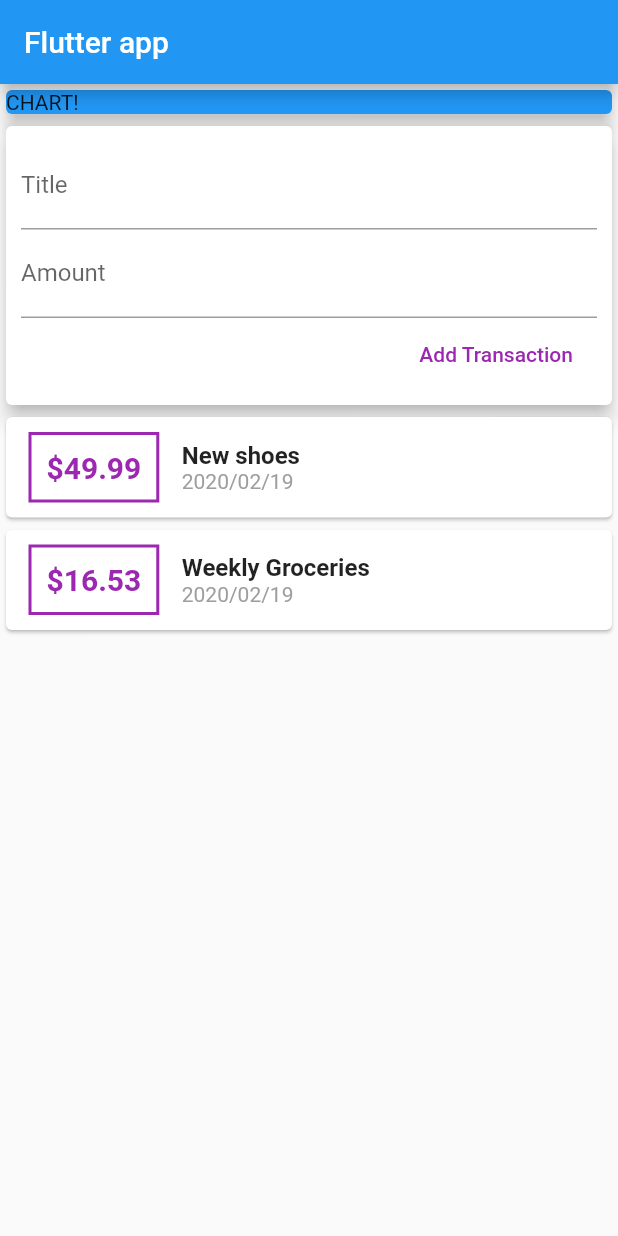
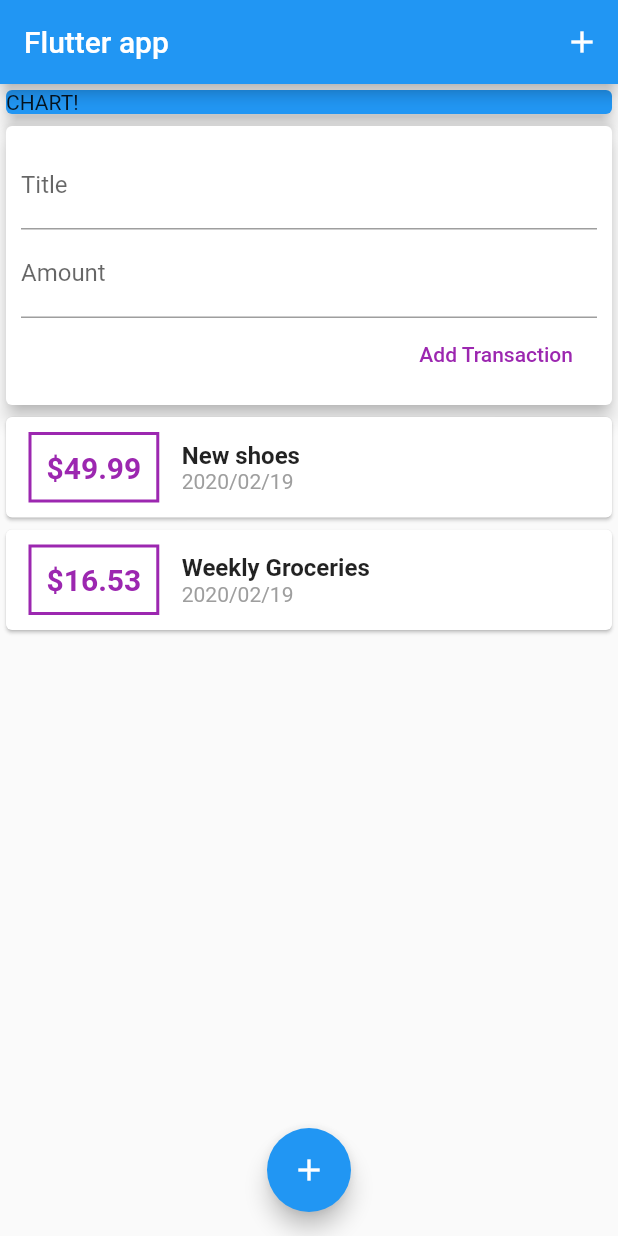
Before and after one commit to dev-marceloborba/flutter-app01, a Flutter app: the screen it shows after launch, after a tap on "Add Transaction", on a phone screen of 412 x 824 dp. Run offline on Flutter 3.47's test engine with Material 2 defaults, Android fonts, the phone set to English and light mode, and no system bars.

Commit message:
finished listview, added icon buttons

```diff
--- a/lib/main.dart
+++ b/lib/main.dart
@@ -12,6 +12,7 @@
         primarySwatch: Colors.blue,
       ),
       home: MyHomePage(),
+      debugShowCheckedModeBanner: false,
     );
   }
 }
@@ -25,8 +26,15 @@
     return Scaffold(
       appBar: AppBar(
         title: Text('Flutter app'),
+        actions: <Widget>[
+          IconButton(
+            icon: Icon(Icons.add),
+            onPressed: () {},
+          )
+        ],
       ),
-      body: Column(
+      body: SingleChildScrollView(
+        child: Column(
           mainAxisAlignment: MainAxisAlignment.start,
           crossAxisAlignment: CrossAxisAlignment.center,
           children: <Widget>[
@@ -41,6 +49,12 @@
             UserTransactions()
           ],
         ),
+      ),
+      floatingActionButtonLocation: FloatingActionButtonLocation.centerFloat,
+      floatingActionButton: FloatingActionButton(
+        child: Icon(Icons.add),
+        onPressed: () => {},
+      ),
     );
   }
 }
--- a/lib/widgets/new_transaction.dart
+++ b/lib/widgets/new_transaction.dart
@@ -2,11 +2,22 @@
 
 class NewTransaction extends StatelessWidget {
   final Function transactionHandler;
+  final titleController = TextEditingController();
+  final amountController = TextEditingController();
 
   NewTransaction(this.transactionHandler);
 
-  final titleController = TextEditingController();
-  final amountController = TextEditingController();
+  void submitData() {
+    print('ããã');
+    final enteredTitle = titleController.text;
+    final enteredAmount = double.parse(amountController.text);
+
+    if (enteredTitle.isEmpty || enteredAmount <= 0) {
+      return;
+    }
+
+    transactionHandler(enteredTitle, enteredAmount);
+  }
 
   @override
   Widget build(BuildContext context) {
@@ -20,17 +31,18 @@
             TextField(
               decoration: InputDecoration(labelText: 'Title'),
               controller: titleController,
+              onSubmitted: (_) => submitData(),
             ),
             TextField(
               decoration: InputDecoration(labelText: 'Amount'),
               controller: amountController,
+              keyboardType: TextInputType.numberWithOptions(decimal: true),
+              onSubmitted: (_) => submitData(),
             ),
             FlatButton(
               child: Text('Add Transaction'),
               textColor: Colors.purple,
-              onPressed: () {
-                transactionHandler();
-              },
+              onPressed: submitData,
             ),
           ],
         ),
--- a/lib/widgets/transaction_list.dart
+++ b/lib/widgets/transaction_list.dart
@@ -3,15 +3,16 @@
 import 'package:intl/intl.dart';
 
 class TransactionList extends StatelessWidget {
-
   final List<Transaction> transactions;
 
   TransactionList(this.transactions);
 
   @override
   Widget build(BuildContext context) {
-    return Column(
-      children: transactions.map((tx) {
+    return Container(
+      height: 300,
+      child: ListView.builder(
+        itemBuilder: (ctx, index) {
           return Card(
             child: Row(
               children: <Widget>[
@@ -20,7 +21,7 @@
                   decoration: BoxDecoration(
                       border: Border.all(color: Colors.purple, width: 2)),
                   child: Text(
-                  '\$${tx.amount}',
+                    '\$${transactions[index].amount.toStringAsFixed(2)}',
                     style: TextStyle(
                         fontWeight: FontWeight.bold,
                         fontSize: 20,
@@ -32,11 +33,12 @@
                   crossAxisAlignment: CrossAxisAlignment.start,
                   children: <Widget>[
                     Text(
-                    tx.title,
-                    style: TextStyle(fontWeight: FontWeight.bold, fontSize: 16),
+                      transactions[index].title,
+                      style:
+                          TextStyle(fontWeight: FontWeight.bold, fontSize: 16),
                     ),
                     Text(
-                    DateFormat('yyyy/MM/dd').format(tx.date),
+                      DateFormat('yyyy/MM/dd').format(transactions[index].date),
                       style: TextStyle(color: Colors.grey),
                     )
                   ],
@@ -44,7 +46,9 @@
               ],
             ),
           );
-      }).toList(),
+        },
+        itemCount: transactions.length,
+      ),
     );
   }
 }
```
Lines whose indentation alone changed are shown as unchanged.
